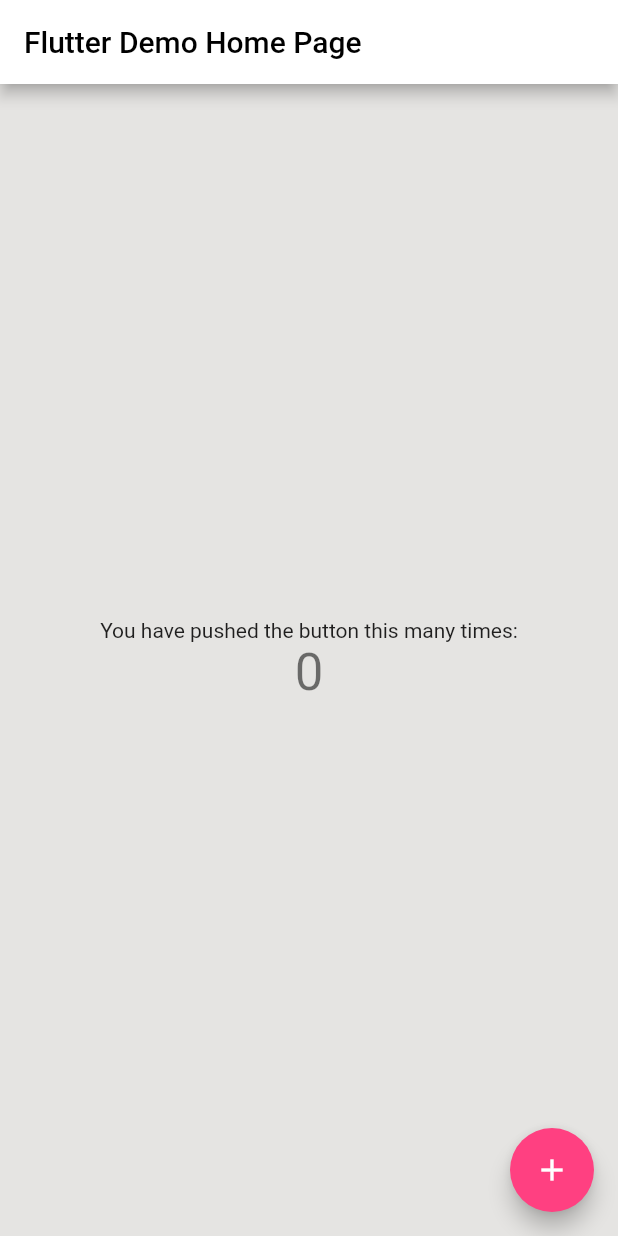
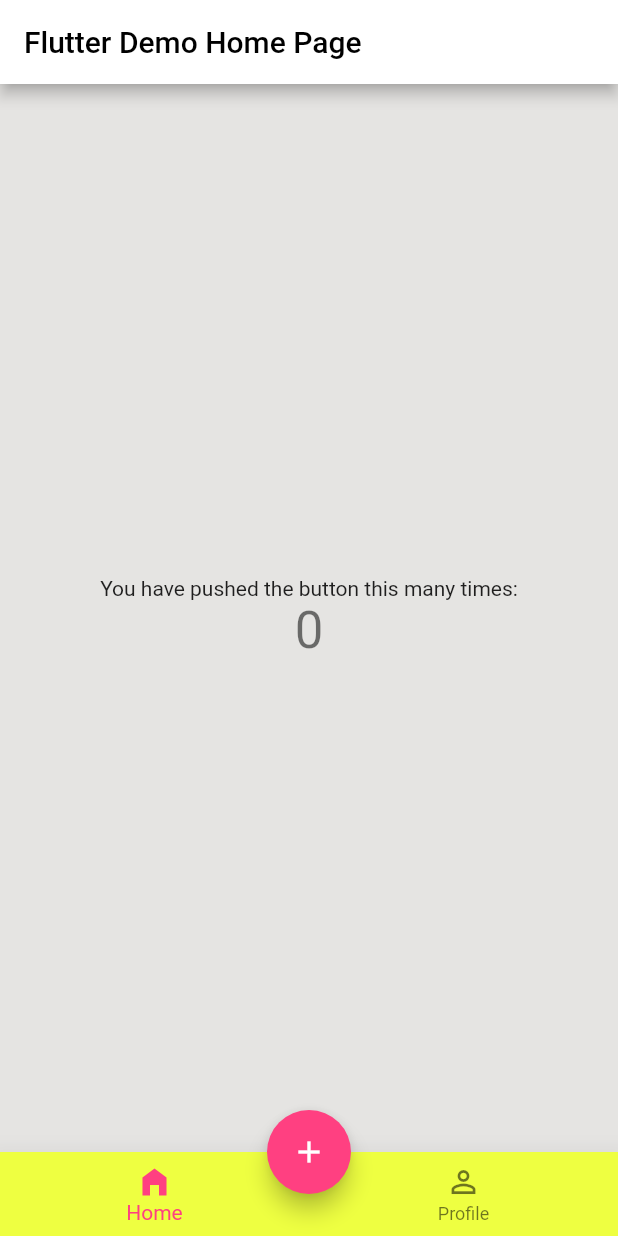
Before and after one commit to hyperov/ToDo_App_Flutter, a Flutter app: the screen it shows once a user with an empty profile is signed in, on a phone screen of 412 x 824 dp. Run offline on Flutter 3.47's test engine with Material 2 defaults, Android fonts, the phone set to English and light mode, and no system bars; our stand-ins replace firebase_auth, firebase_core; missing offline and left inert: flutterfire_ui; accounts and stored records are empty; generated files the repository leaves out were written again; statements that could not run were skipped.

```diff
--- a/to_do_app_flutter/lib/home/MyHomePage.dart
+++ b/to_do_app_flutter/lib/home/MyHomePage.dart
@@ -1,4 +1,3 @@
-
 import 'package:flutter/material.dart';
 
 import '../utils/AppColor.dart';
@@ -43,21 +42,40 @@ class _MyHomePageState extends State<MyHomePage> {
     // The Flutter framework has been optimized to make rerunning build methods
     // fast, so that you can just rebuild anything that needs updating rather
     // than having to individually change instances of widgets.
-    return Theme(data: ThemeData(
+    return Theme(
+      data: ThemeData(
         primaryColor: Colors.white,
         colorScheme: ColorScheme.fromSwatch(
             primarySwatch:
                 const MaterialColor(AppColors.white, AppColors.whiteMap),
             accentColor: AppColors.colorAccent),
         scaffoldBackgroundColor: const Color(AppColors.greyPlatinum),
-
       ),
       child: Scaffold(
+        bottomNavigationBar: BottomNavigationBar(
+          type: BottomNavigationBarType.fixed,
+          selectedItemColor: AppColors.colorAccent,
+          backgroundColor: Colors.limeAccent,
+          elevation: 16,
+          items: const [
+            BottomNavigationBarItem(
+                icon: Icon(Icons.home_outlined),
+                activeIcon: Icon(Icons.home_filled),
+                label: "Home",
+                backgroundColor: Colors.amber),
+            BottomNavigationBarItem(
+                icon: Icon(Icons.person_outline),
+                activeIcon: Icon(Icons.person),
+                label: "Profile",
+                backgroundColor: Colors.blue),
+          ],onTap: (int index){},
+        ),
         appBar: AppBar(
           // Here we take the value from the MyHomePage object that was created by
           // the App.build method, and use it to set our appbar title.
           title: Text(widget.title),
         ),
+        floatingActionButtonLocation: FloatingActionButtonLocation.centerDocked,
         body: Center(
           // Center is a layout widget. It takes a single child and positions it
           // in the middle of the parent.
```
Lines whose indentation alone changed are shown as unchanged.
